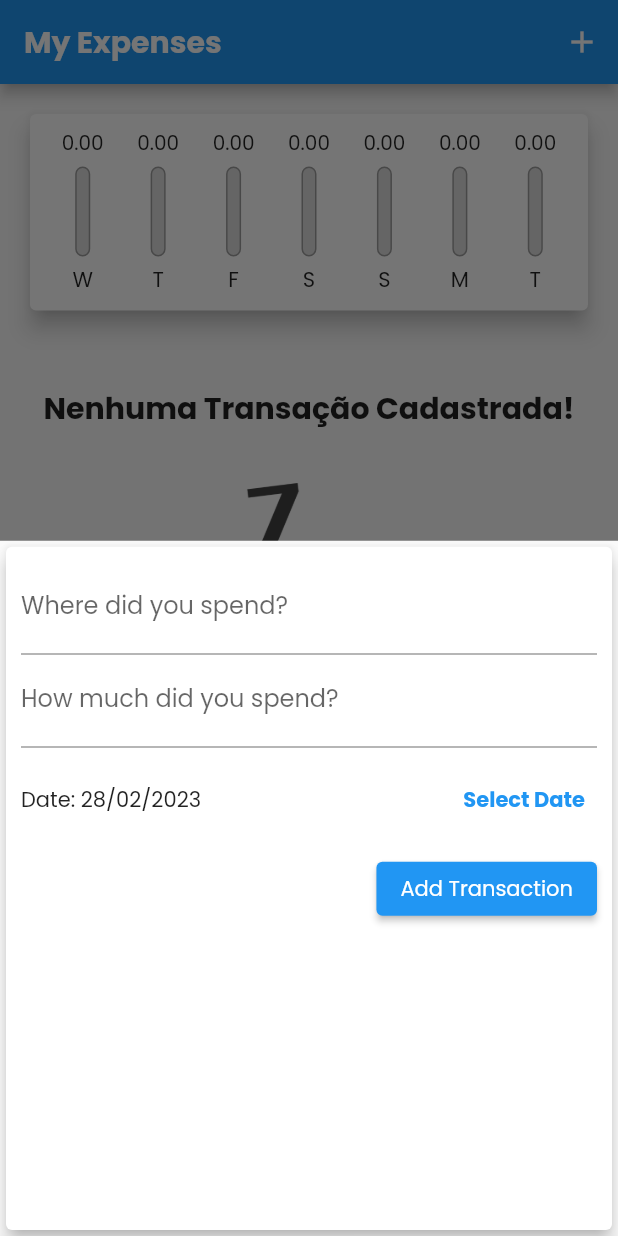
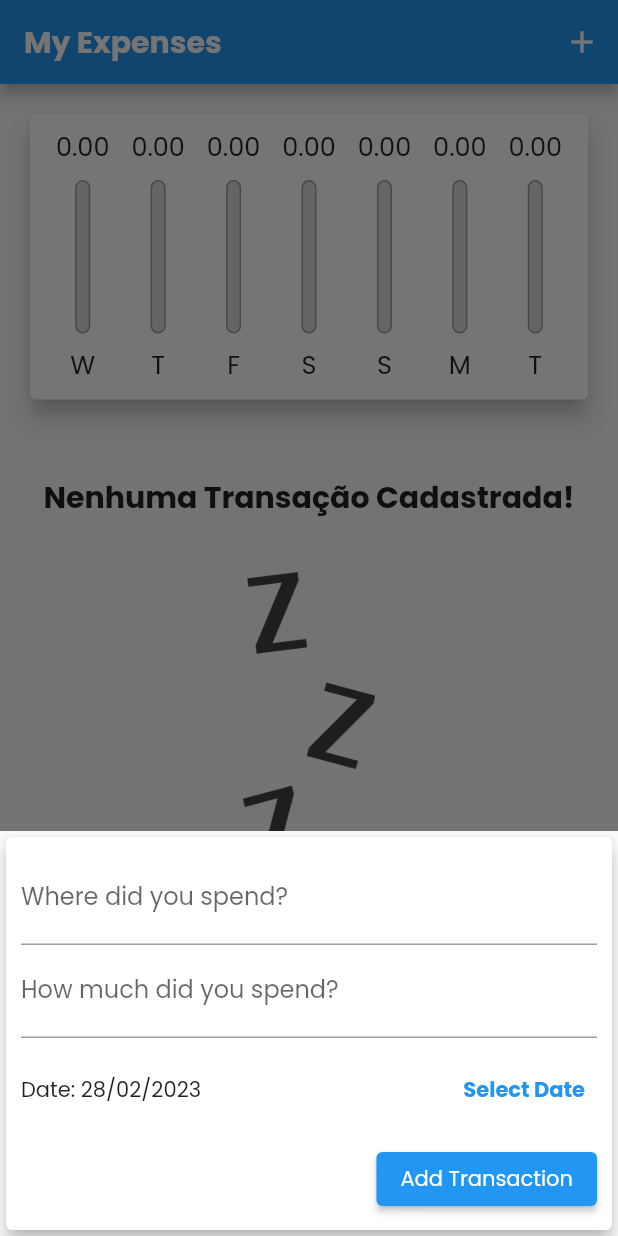
Before and after one commit to cauecbb/App-Despesas-Pessoais, a Flutter app: the screen it shows after launch, after a tap on the "add" icon, on a phone screen of 412 x 824 dp. Run offline on Flutter 3.47's test engine with Material 2 defaults, Android fonts, the phone set to English and light mode, and no system bars.

Commit message:
Finaliza Funcionalidades do app

```diff
--- a/lib/components/chart_bar.dart
+++ b/lib/components/chart_bar.dart
@@ -14,17 +14,19 @@ class ChartBar extends StatelessWidget {
 
   @override
   Widget build(BuildContext context) {
+    return LayoutBuilder(
+      builder: (ctx, constraints) {
         return Column(
           children: <Widget>[
             SizedBox(
-          height: 20,
+              height: constraints.maxHeight * 0.15,
               child: FittedBox(
                 child: Text(value.toStringAsFixed(2)),
               ),
             ),
-        const SizedBox(height: 5),
+            SizedBox(height: constraints.maxHeight * 0.05),
             SizedBox(
-          height: 60,
+              height: constraints.maxHeight * 0.6,
               width: 10,
               child: Stack(
                 alignment: Alignment.bottomCenter,
@@ -51,9 +53,14 @@ class ChartBar extends StatelessWidget {
                 ],
               ),
             ),
-        const SizedBox(height: 5),
-        Text(label),
+            SizedBox(height: constraints.maxHeight * 0.05),
+            SizedBox(
+              height: constraints.maxHeight * 0.15,
+              child: FittedBox(child: Text(label)),
+            ),
           ],
+        );
+      },
     );
   }
 }
--- a/lib/components/transaction_form.dart
+++ b/lib/components/transaction_form.dart
@@ -50,10 +50,16 @@ class _TransactionFormState extends State<TransactionForm> {
 
   @override
   Widget build(BuildContext context) {
-    return Card(
+    return SingleChildScrollView(
+      child: Card(
         elevation: 5,
         child: Padding(
-        padding: const EdgeInsets.all(10),
+          padding: EdgeInsets.only(
+            top: 10,
+            right: 10,
+            left: 10,
+            bottom: 10 + MediaQuery.of(context).viewInsets.bottom,
+          ),
           child: Column(
             children: <Widget>[
               TextField(
@@ -111,6 +117,7 @@ class _TransactionFormState extends State<TransactionForm> {
             ],
           ),
         ),
+      ),
     );
   }
 }
--- a/lib/components/transaction_list.dart
+++ b/lib/components/transaction_list.dart
@@ -12,9 +12,7 @@ class TransactionList extends StatelessWidget {
 
   @override
   Widget build(BuildContext context) {
-    return SizedBox(
-      height: 430,
-      child: transactions.isEmpty
+    return transactions.isEmpty
         ? Column(
             children: <Widget>[
               const SizedBox(height: 30),
@@ -65,7 +63,16 @@ class TransactionList extends StatelessWidget {
                   subtitle: Text(
                     DateFormat("d MMM y").format(tr.date),
                   ),
-                    trailing: IconButton(
+                  trailing: MediaQuery.of(context).size.width > 400
+                      ? TextButton.icon(
+                          onPressed: () => onRemove(tr.id),
+                          label: const Text("Delete"),
+                          icon: const Icon(Icons.delete),
+                          style: TextButton.styleFrom(
+                              foregroundColor:
+                                  Theme.of(context).colorScheme.error),
+                        )
+                      : IconButton(
                           icon: const Icon(Icons.delete),
                           color: Theme.of(context).colorScheme.error,
                           onPressed: () => onRemove(tr.id),
@@ -73,7 +80,6 @@ class TransactionList extends StatelessWidget {
                 ),
               );
             },
-            ),
           );
   }
 }
--- a/lib/main.dart
+++ b/lib/main.dart
@@ -76,8 +76,7 @@ class _MyHomePageState extends State<MyHomePage> {
 
   @override
   Widget build(BuildContext context) {
-    return Scaffold(
-      appBar: AppBar(
+    final appBar = AppBar(
       title: const Text(
         "My Expenses",
         style: TextStyle(
@@ -91,15 +90,26 @@ class _MyHomePageState extends State<MyHomePage> {
           icon: const Icon(Icons.add),
         ),
       ],
-      ),
+    );
+
+    final availabeHeight = MediaQuery.of(context).size.height -
+        appBar.preferredSize.height -
+        MediaQuery.of(context).padding.top;
+
+    return Scaffold(
+      appBar: appBar,
       body: SingleChildScrollView(
         child: Column(
           crossAxisAlignment: CrossAxisAlignment.stretch,
           children: <Widget>[
-            Chart(
-              recentTransaction: _recentTransactions,
+            SizedBox(
+              height: availabeHeight * 0.30,
+              child: Chart(recentTransaction: _recentTransactions),
             ),
-            TransactionList(_transactions, _removeTransaction),
+            SizedBox(
+              height: availabeHeight * 0.70,
+              child: TransactionList(_transactions, _removeTransaction),
+            ),
           ],
         ),
       ),
```
Lines whose indentation alone changed are shown as unchanged.
